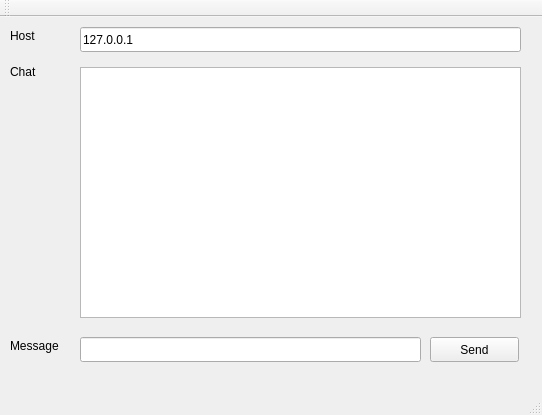
Above: net_05_qt/Chat/mainwindow.ui from sunabove/lec_100_linux before the change. Below: the same form after it.
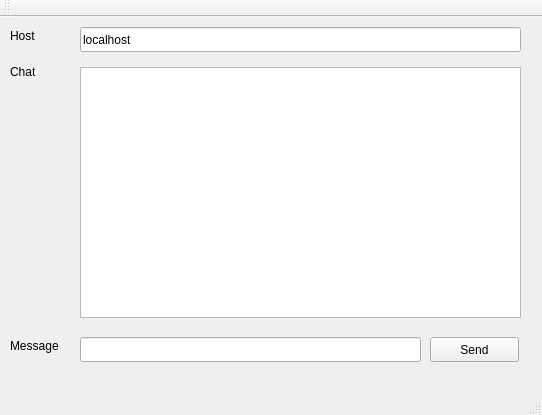
That is the form after the change.

The edit to the form file:
```diff
--- a/net_05_qt/Chat/mainwindow.ui
+++ b/net_05_qt/Chat/mainwindow.ui
@@ -37,7 +37,7 @@
      </rect>
     </property>
     <property name="text">
-     <string>127.0.0.1</string>
+     <string>localhost</string>
     </property>
    </widget>
    <widget class="QLabel" name="label_2">
```
Left out of the diff: 2 changed lines with no effect on the pictures.
